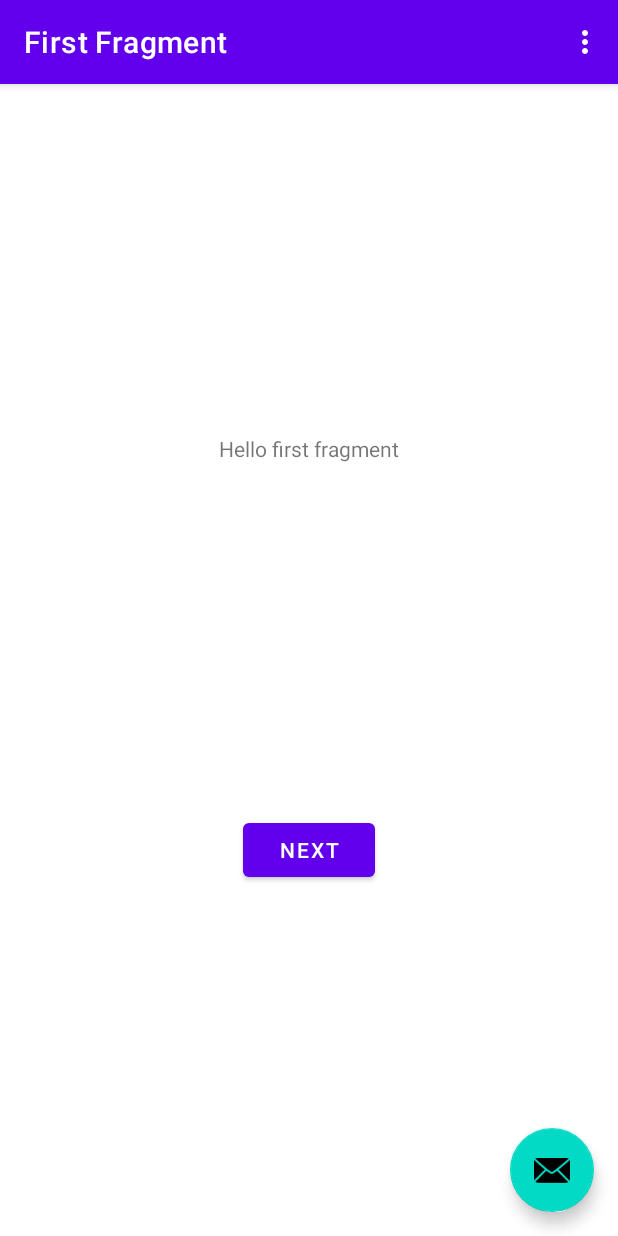
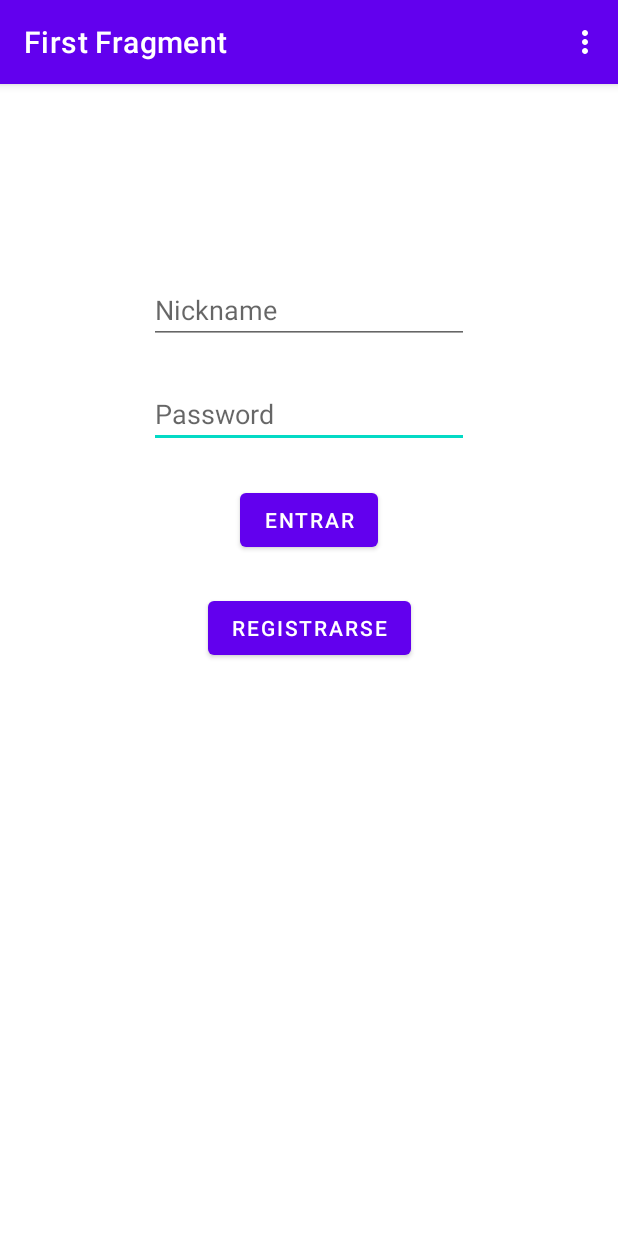
Before and after one commit to MykytaRyasny/Android-Java-Conexion, an Android app: the screen it shows after launch (MainActivity), on a phone screen of 412 x 824 dp. Run offline under Robolectric (Android 15) with nearby library versions, the phone set to English and light mode, and no system bars; our stand-ins replace navigation-ui; network calls fail.

Commit message:
Primer Fragment
Creado el primer fragment y mejorada la conexión

```diff
--- a/Cliente/app/src/main/AndroidManifest.xml
+++ b/Cliente/app/src/main/AndroidManifest.xml
@@ -1,6 +1,7 @@
 <?xml version="1.0" encoding="utf-8"?>
 <manifest xmlns:android="http://schemas.android.com/apk/res/android"
     xmlns:tools="http://schemas.android.com/tools">
+
     <uses-permission android:name="android.permission.INTERNET" />
     <uses-permission android:name="android.permission.ACCESS_NETWORK_STATE" />
 
@@ -13,6 +14,7 @@
         android:supportsRtl="true"
         android:theme="@style/Theme.Iotproyect"
         tools:targetApi="31">
+
         <uses-library android:name="org.apache.http.legacy" android:required="false" />
 
         <activity
--- a/Cliente/app/src/main/java/com/example/iotproyect/Conexion.kt
+++ b/Cliente/app/src/main/java/com/example/iotproyect/Conexion.kt
@@ -3,11 +3,17 @@ package com.example.iotproyect
 import java.io.*
 import java.net.*
 
+// Clase con metodos para conectarse y desconectarse del servidor
 class Conexion {
-    public fun conectar() {
+
+    private lateinit var socket: Socket
+
+    // Metodo conectar para conectar al servidor
+    fun conectar() {
+        // Conectarse al servidor en la dirección IP "localhost" o la IP del servidor o la maquina donde se aloje el server y puerto 5000
+        // TODO, en vez de conectarse automatico, poner la IP
+        socket = Socket("192.168.100.184", 5000)
         try {
-            // Conectarse al servidor en la dirección IP "localhost" y puerto 5000
-            val socket = Socket("192.168.100.24", 5000)
             println("Conectado al servidor")
 
             // Crear flujos de entrada y salida
@@ -15,6 +21,7 @@ class Conexion {
             val input = ObjectInputStream(socket.getInputStream())
 
             // Enviar un mensaje al servidor
+            // TODO mandar usuario y contraseña
             val message = "Hola Servidor"
             output.writeObject(message)
             output.flush()
@@ -23,12 +30,18 @@ class Conexion {
             // Recibir la respuesta del servidor
             val response = input.readObject() as String
             println("Respuesta recibida del servidor: $response")
-
-            // Cerrar la conexión
-            socket.close()
-            println("Conexión cerrada")
         } catch (e: IOException) {
             e.printStackTrace()
         }
     }
+
+    // Metodo para cerrar la conexion, siempre y cuando primero se haya establecido
+    fun desconectar() {
+        if (::socket.isInitialized) {
+            socket.close()
+            println("Conexión cerrada")
+        } else {
+            println("No se ha establecido conexión")
+        }
+    }
 }
--- a/Cliente/app/src/main/java/com/example/iotproyect/FirstFragment.kt
+++ b/Cliente/app/src/main/java/com/example/iotproyect/FirstFragment.kt
@@ -32,9 +32,6 @@ class FirstFragment : Fragment() {
     override fun onViewCreated(view: View, savedInstanceState: Bundle?) {
         super.onViewCreated(view, savedInstanceState)
 
-        binding.buttonFirst.setOnClickListener {
-            findNavController().navigate(R.id.action_FirstFragment_to_SecondFragment)
-        }
     }
 
     override fun onDestroyView() {
--- a/Cliente/app/src/main/java/com/example/iotproyect/MainActivity.kt
+++ b/Cliente/app/src/main/java/com/example/iotproyect/MainActivity.kt
@@ -16,9 +16,9 @@ class MainActivity : AppCompatActivity() {
 
     private lateinit var appBarConfiguration: AppBarConfiguration
     private lateinit var binding: ActivityMainBinding
+
+    // Instancio la clase para poder usar la conexión
     val con = Conexion()
-
-
     override fun onCreate(savedInstanceState: Bundle?) {
         super.onCreate(savedInstanceState)
 
@@ -31,12 +31,10 @@ class MainActivity : AppCompatActivity() {
         appBarConfiguration = AppBarConfiguration(navController.graph)
         setupActionBarWithNavController(navController, appBarConfiguration)
 
-        binding.fab.setOnClickListener { view ->
-            Snackbar.make(view, "Replace with your own action", Snackbar.LENGTH_LONG)
-                .setAction("Action", null).show()
-        }
-        Thread {
+        // TODO implementacion completa del login
+        Thread() {
             con.conectar()
+            con.desconectar()
         }.start()
     }
 
--- a/Cliente/app/src/main/res/layout/activity_main.xml
+++ b/Cliente/app/src/main/res/layout/activity_main.xml
@@ -22,13 +22,4 @@
 
     <include layout="@layout/content_main" />
 
-    <com.google.android.material.floatingactionbutton.FloatingActionButton
-        android:id="@+id/fab"
-        android:layout_width="wrap_content"
-        android:layout_height="wrap_content"
-        android:layout_gravity="bottom|end"
-        android:layout_marginEnd="@dimen/fab_margin"
-        android:layout_marginBottom="16dp"
-        app:srcCompat="@android:drawable/ic_dialog_email" />
-
 </androidx.coordinatorlayout.widget.CoordinatorLayout>
--- a/Cliente/app/src/main/res/layout/fragment_first.xml
+++ b/Cliente/app/src/main/res/layout/fragment_first.xml
@@ -6,23 +6,47 @@
     android:layout_height="match_parent"
     tools:context=".FirstFragment">
 
-    <TextView
-        android:id="@+id/textview_first"
+    <EditText
+        android:id="@+id/et_password"
         android:layout_width="wrap_content"
         android:layout_height="wrap_content"
-        android:text="@string/hello_first_fragment"
-        app:layout_constraintBottom_toTopOf="@id/button_first"
+        android:layout_marginTop="24dp"
+        android:ems="10"
+        android:hint="Password"
+        android:inputType="textPassword"
+        app:layout_constraintEnd_toEndOf="parent"
+        app:layout_constraintStart_toStartOf="parent"
+        app:layout_constraintTop_toBottomOf="@+id/et_nickname" />
+
+    <EditText
+        android:id="@+id/et_nickname"
+        android:layout_width="wrap_content"
+        android:layout_height="wrap_content"
+        android:layout_marginTop="128dp"
+        android:ems="10"
+        android:hint="Nickname"
+        android:inputType="textPersonName"
         app:layout_constraintEnd_toEndOf="parent"
         app:layout_constraintStart_toStartOf="parent"
         app:layout_constraintTop_toTopOf="parent" />
 
     <Button
-        android:id="@+id/button_first"
+        android:id="@+id/bt_register"
         android:layout_width="wrap_content"
         android:layout_height="wrap_content"
-        android:text="@string/next"
-        app:layout_constraintBottom_toBottomOf="parent"
+        android:layout_marginTop="24dp"
+        android:text="Registrarse"
         app:layout_constraintEnd_toEndOf="parent"
         app:layout_constraintStart_toStartOf="parent"
-        app:layout_constraintTop_toBottomOf="@id/textview_first" />
+        app:layout_constraintTop_toBottomOf="@+id/bt_enter" />
+
+    <Button
+        android:id="@+id/bt_enter"
+        android:layout_width="wrap_content"
+        android:layout_height="wrap_content"
+        android:layout_marginTop="24dp"
+        android:text="Entrar"
+        app:layout_constraintEnd_toEndOf="parent"
+        app:layout_constraintStart_toStartOf="parent"
+        app:layout_constraintTop_toBottomOf="@+id/et_password" />
 </androidx.constraintlayout.widget.ConstraintLayout>
```
